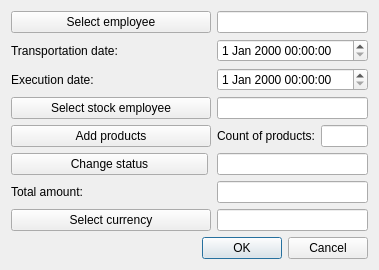
First picture: the form in OrmasAdmin/OrmasAdmin/CreateTrsDlg.ui, repository Dalerjon/TheOrmasProejct, before the edit.
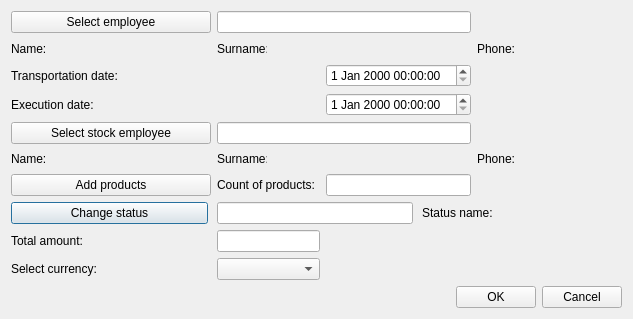
Second picture: the form after the edit.

What changed in the file:
```diff
--- a/OrmasAdmin/OrmasAdmin/CreateTrsDlg.ui
+++ b/OrmasAdmin/OrmasAdmin/CreateTrsDlg.ui
@@ -6,8 +6,8 @@
    <rect>
     <x>0</x>
     <y>0</y>
-    <width>379</width>
-    <height>270</height>
+    <width>633</width>
+    <height>319</height>
    </rect>
   </property>
   <property name="windowTitle">
@@ -32,38 +32,322 @@
    <property name="bottomMargin">
     <number>11</number>
    </property>
-   <item row="7" column="1" colspan="2">
-    <widget class="QLineEdit" name="currencyEdit">
-     <property name="readOnly">
-      <bool>true</bool>
+   <item row="5" column="0">
+    <widget class="QLabel" name="empStockNameLb">
+     <property name="minimumSize">
+      <size>
+       <width>50</width>
+       <height>0</height>
+      </size>
      </property>
+     <property name="maximumSize">
+      <size>
+       <width>50</width>
+       <height>16777215</height>
+      </size>
+     </property>
+     <property name="text">
+      <string>Name:</string>
+     </property>
     </widget>
    </item>
-   <item row="6" column="0">
-    <widget class="QLabel" name="sumLb">
+   <item row="7" column="0" colspan="6">
+    <widget class="QWidget" name="statusWidget" native="true">
+     <layout class="QHBoxLayout" name="horizontalLayout_3">
+      <property name="spacing">
+       <number>9</number>
+      </property>
+      <property name="leftMargin">
+       <number>0</number>
+      </property>
+      <property name="topMargin">
+       <number>0</number>
+      </property>
+      <property name="rightMargin">
+       <number>0</number>
+      </property>
+      <property name="bottomMargin">
+       <number>0</number>
+      </property>
+      <item>
+       <widget class="QPushButton" name="statusBtn">
+        <property name="sizePolicy">
+         <sizepolicy hsizetype="Fixed" vsizetype="Fixed">
+          <horstretch>0</horstretch>
+          <verstretch>0</verstretch>
+         </sizepolicy>
+        </property>
+        <property name="minimumSize">
+         <size>
+          <width>197</width>
+          <height>0</height>
+         </size>
+        </property>
+        <property name="text">
+         <string>Change status</string>
+        </property>
+       </widget>
+      </item>
+      <item>
+       <widget class="QLineEdit" name="statusEdit">
+        <property name="readOnly">
+         <bool>true</bool>
+        </property>
+       </widget>
+      </item>
+      <item>
+       <widget class="QLabel" name="statusLb">
+        <property name="text">
+         <string>Status name:</string>
+        </property>
+       </widget>
+      </item>
+      <item>
+       <widget class="QLabel" name="statusPh">
+        <property name="minimumSize">
+         <size>
+          <width>120</width>
+          <height>0</height>
+         </size>
+        </property>
+        <property name="font">
+         <font>
+          <family>Times New Roman</family>
+          <pointsize>12</pointsize>
+          <weight>75</weight>
+          <italic>true</italic>
+          <bold>true</bold>
+         </font>
+        </property>
+        <property name="text">
+         <string/>
+        </property>
+       </widget>
+      </item>
+     </layout>
+    </widget>
+   </item>
+   <item row="9" column="0">
+    <widget class="QLabel" name="currencyLb">
      <property name="text">
-      <string>Total amount:</string>
+      <string>Select currency:</string>
+     </property>
+    </widget>
+   </item>
+   <item row="5" column="1">
+    <widget class="QLabel" name="empStockNamePh">
+     <property name="minimumSize">
+      <size>
+       <width>100</width>
+       <height>0</height>
+      </size>
+     </property>
+     <property name="font">
+      <font>
+       <family>Times New Roman</family>
+       <pointsize>12</pointsize>
+       <weight>75</weight>
+       <italic>true</italic>
+       <bold>true</bold>
+      </font>
+     </property>
+     <property name="text">
+      <string/>
+     </property>
+    </widget>
+   </item>
+   <item row="5" column="2">
+    <widget class="QLabel" name="empStockSurnameLb">
+     <property name="minimumSize">
+      <size>
+       <width>50</width>
+       <height>0</height>
+      </size>
+     </property>
+     <property name="maximumSize">
+      <size>
+       <width>50</width>
+       <height>16777215</height>
+      </size>
+     </property>
+     <property name="text">
+      <string>Surname:</string>
+     </property>
+    </widget>
+   </item>
+   <item row="5" column="3">
+    <widget class="QLabel" name="empStockSurnamePh">
+     <property name="minimumSize">
+      <size>
+       <width>100</width>
+       <height>0</height>
+      </size>
+     </property>
+     <property name="font">
+      <font>
+       <family>Times New Roman</family>
+       <pointsize>12</pointsize>
+       <weight>75</weight>
+       <italic>true</italic>
+       <bold>true</bold>
+      </font>
+     </property>
+     <property name="text">
+      <string/>
+     </property>
+    </widget>
+   </item>
+   <item row="5" column="4">
+    <widget class="QLabel" name="empStockPhoneLb">
+     <property name="text">
+      <string>Phone:</string>
+     </property>
+    </widget>
+   </item>
+   <item row="5" column="5">
+    <widget class="QLabel" name="empStockPhonePh">
+     <property name="minimumSize">
+      <size>
+       <width>100</width>
+       <height>0</height>
+      </size>
+     </property>
+     <property name="font">
+      <font>
+       <family>Times New Roman</family>
+       <pointsize>12</pointsize>
+       <weight>75</weight>
+       <italic>true</italic>
+       <bold>true</bold>
+      </font>
+     </property>
+     <property name="text">
+      <string/>
      </property>
     </widget>
    </item>
    <item row="1" column="0">
-    <widget class="QLabel" name="dateLb">
+    <widget class="QLabel" name="empNameLb">
+     <property name="minimumSize">
+      <size>
+       <width>50</width>
+       <height>0</height>
+      </size>
+     </property>
+     <property name="maximumSize">
+      <size>
+       <width>50</width>
+       <height>16777215</height>
+      </size>
+     </property>
      <property name="text">
-      <string>Transportation date:</string>
+      <string>Name:</string>
      </property>
     </widget>
    </item>
-   <item row="3" column="1" colspan="2">
-    <widget class="QLineEdit" name="stockEmployeeEdit">
-     <property name="toolTip">
-      <string>&lt;html&gt;&lt;head/&gt;&lt;body&gt;&lt;p&gt;Enter employee ID&lt;/p&gt;&lt;/body&gt;&lt;/html&gt;</string>
+   <item row="1" column="1">
+    <widget class="QLabel" name="empNamePh">
+     <property name="minimumSize">
+      <size>
+       <width>100</width>
+       <height>0</height>
+      </size>
      </property>
+     <property name="font">
+      <font>
+       <family>Times New Roman</family>
+       <pointsize>12</pointsize>
+       <weight>75</weight>
+       <italic>true</italic>
+       <bold>true</bold>
+      </font>
+     </property>
+     <property name="text">
+      <string/>
+     </property>
+    </widget>
+   </item>
+   <item row="1" column="2">
+    <widget class="QLabel" name="empSurnameLb">
+     <property name="minimumSize">
+      <size>
+       <width>50</width>
+       <height>0</height>
+      </size>
+     </property>
+     <property name="maximumSize">
+      <size>
+       <width>50</width>
+       <height>16777215</height>
+      </size>
+     </property>
+     <property name="text">
+      <string>Surname:</string>
+     </property>
+    </widget>
+   </item>
+   <item row="1" column="3">
+    <widget class="QLabel" name="empSurnamePh">
+     <property name="minimumSize">
+      <size>
+       <width>100</width>
+       <height>0</height>
+      </size>
+     </property>
+     <property name="font">
+      <font>
+       <family>Times New Roman</family>
+       <pointsize>12</pointsize>
+       <weight>75</weight>
+       <italic>true</italic>
+       <bold>true</bold>
+      </font>
+     </property>
+     <property name="text">
+      <string/>
+     </property>
+    </widget>
+   </item>
+   <item row="1" column="4">
+    <widget class="QLabel" name="empPhoneLb">
+     <property name="text">
+      <string>Phone:</string>
+     </property>
+    </widget>
+   </item>
+   <item row="1" column="5">
+    <widget class="QLabel" name="empPhonePh">
+     <property name="minimumSize">
+      <size>
+       <width>100</width>
+       <height>0</height>
+      </size>
+     </property>
+     <property name="font">
+      <font>
+       <family>Times New Roman</family>
+       <pointsize>12</pointsize>
+       <weight>75</weight>
+       <italic>true</italic>
+       <bold>true</bold>
+      </font>
+     </property>
+     <property name="text">
+      <string/>
+     </property>
+    </widget>
+   </item>
+   <item row="8" column="2">
+    <widget class="QLineEdit" name="sumEdit">
      <property name="readOnly">
       <bool>true</bool>
      </property>
     </widget>
    </item>
-   <item row="8" column="0" colspan="3">
+   <item row="9" column="2">
+    <widget class="QComboBox" name="currencyCmb"/>
+   </item>
+   <item row="10" column="0" colspan="6">
     <layout class="QHBoxLayout" name="horizontalLayout">
      <item>
       <spacer name="horizontalSpacer">
@@ -94,34 +378,31 @@
      </item>
     </layout>
    </item>
-   <item row="0" column="1" colspan="2">
-    <widget class="QLineEdit" name="employeeEdit">
-     <property name="toolTip">
-      <string>&lt;html&gt;&lt;head/&gt;&lt;body&gt;&lt;p&gt;Enter client ID&lt;/p&gt;&lt;/body&gt;&lt;/html&gt;</string>
-     </property>
-     <property name="readOnly">
-      <bool>true</bool>
+   <item row="8" column="0">
+    <widget class="QLabel" name="sumLb">
+     <property name="text">
+      <string>Total amount:</string>
      </property>
     </widget>
    </item>
-   <item row="1" column="1" colspan="2">
+   <item row="2" column="3">
     <widget class="QDateTimeEdit" name="dateEdit"/>
    </item>
-   <item row="4" column="1">
+   <item row="6" column="3">
+    <widget class="QLineEdit" name="prodCountEdit">
+     <property name="readOnly">
+      <bool>true</bool>
+     </property>
+    </widget>
+   </item>
+   <item row="6" column="2">
     <widget class="QLabel" name="prodCountLb">
      <property name="text">
       <string>Count of products:</string>
      </property>
     </widget>
    </item>
-   <item row="7" column="0">
-    <widget class="QPushButton" name="currencyBtn">
-     <property name="text">
-      <string>Select currency</string>
-     </property>
-    </widget>
-   </item>
-   <item row="0" column="0">
+   <item row="0" column="0" colspan="2">
     <widget class="QPushButton" name="employeeBtn">
      <property name="minimumSize">
       <size>
@@ -134,28 +415,21 @@
      </property>
     </widget>
    </item>
-   <item row="4" column="0">
-    <widget class="QPushButton" name="addProdBtn">
+   <item row="2" column="0" colspan="2">
+    <widget class="QLabel" name="dateLb">
      <property name="text">
-      <string>Add products</string>
+      <string>Transportation date:</string>
      </property>
     </widget>
    </item>
-   <item row="4" column="2">
-    <widget class="QLineEdit" name="prodCountEdit">
-     <property name="readOnly">
-      <bool>true</bool>
+   <item row="4" column="0" colspan="2">
+    <widget class="QPushButton" name="stockEmployeeBtn">
+     <property name="text">
+      <string>Select stock employee</string>
      </property>
     </widget>
    </item>
-   <item row="6" column="1" colspan="2">
-    <widget class="QLineEdit" name="sumEdit">
-     <property name="readOnly">
-      <bool>true</bool>
-     </property>
-    </widget>
-   </item>
-   <item row="2" column="0" colspan="3">
+   <item row="3" column="0" colspan="4">
     <widget class="QWidget" name="execDateWidget" native="true">
      <layout class="QHBoxLayout" name="horizontalLayout_2">
       <property name="spacing">
@@ -193,65 +467,58 @@
        </widget>
       </item>
       <item>
-       <widget class="QDateTimeEdit" name="execDateEdit"/>
+       <spacer name="horizontalSpacer_2">
+        <property name="orientation">
+         <enum>Qt::Horizontal</enum>
+        </property>
+        <property name="sizeHint" stdset="0">
+         <size>
+          <width>40</width>
+          <height>20</height>
+         </size>
+        </property>
+       </spacer>
       </item>
-     </layout>
-    </widget>
-   </item>
-   <item row="3" column="0">
-    <widget class="QPushButton" name="stockEmployeeBtn">
-     <property name="text">
-      <string>Select stock employee</string>
-     </property>
-    </widget>
-   </item>
-   <item row="5" column="0" colspan="3">
-    <widget class="QWidget" name="statusWidget" native="true">
-     <layout class="QHBoxLayout" name="horizontalLayout_3">
-      <property name="spacing">
-       <number>9</number>
-      </property>
-      <property name="leftMargin">
-       <number>0</number>
-      </property>
-      <property name="topMargin">
-       <number>0</number>
-      </property>
-      <property name="rightMargin">
-       <number>0</number>
-      </property>
-      <property name="bottomMargin">
-       <number>0</number>
-      </property>
       <item>
-       <widget class="QPushButton" name="statusBtn">
-        <property name="sizePolicy">
-         <sizepolicy hsizetype="Fixed" vsizetype="Fixed">
-          <horstretch>0</horstretch>
-          <verstretch>0</verstretch>
-         </sizepolicy>
-        </property>
+       <widget class="QDateTimeEdit" name="execDateEdit">
         <property name="minimumSize">
          <size>
-          <width>197</width>
+          <width>127</width>
           <height>0</height>
          </size>
         </property>
-        <property name="text">
-         <string>Change status</string>
-        </property>
-       </widget>
-      </item>
-      <item>
-       <widget class="QLineEdit" name="statusEdit">
-        <property name="readOnly">
-         <bool>true</bool>
-        </property>
        </widget>
       </item>
      </layout>
     </widget>
    </item>
+   <item row="0" column="2" colspan="2">
+    <widget class="QLineEdit" name="employeeEdit">
+     <property name="toolTip">
+      <string>&lt;html&gt;&lt;head/&gt;&lt;body&gt;&lt;p&gt;Enter client ID&lt;/p&gt;&lt;/body&gt;&lt;/html&gt;</string>
+     </property>
+     <property name="readOnly">
+      <bool>true</bool>
+     </property>
+    </widget>
+   </item>
+   <item row="4" column="2" colspan="2">
+    <widget class="QLineEdit" name="stockEmployeeEdit">
+     <property name="toolTip">
+      <string>&lt;html&gt;&lt;head/&gt;&lt;body&gt;&lt;p&gt;Enter employee ID&lt;/p&gt;&lt;/body&gt;&lt;/html&gt;</string>
+     </property>
+     <property name="readOnly">
+      <bool>true</bool>
+     </property>
+    </widget>
+   </item>
+   <item row="6" column="0" colspan="2">
+    <widget class="QPushButton" name="addProdBtn">
+     <property name="text">
+      <string>Add products</string>
+     </property>
+    </widget>
+   </item>
   </layout>
  </widget>
  <tabstops>
```
Left out of the diff: 6 changed lines with no effect on the pictures.
